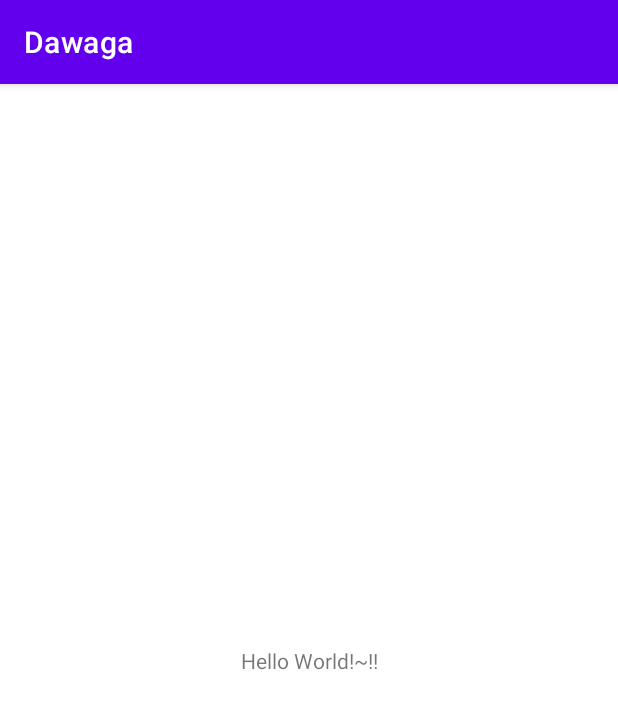
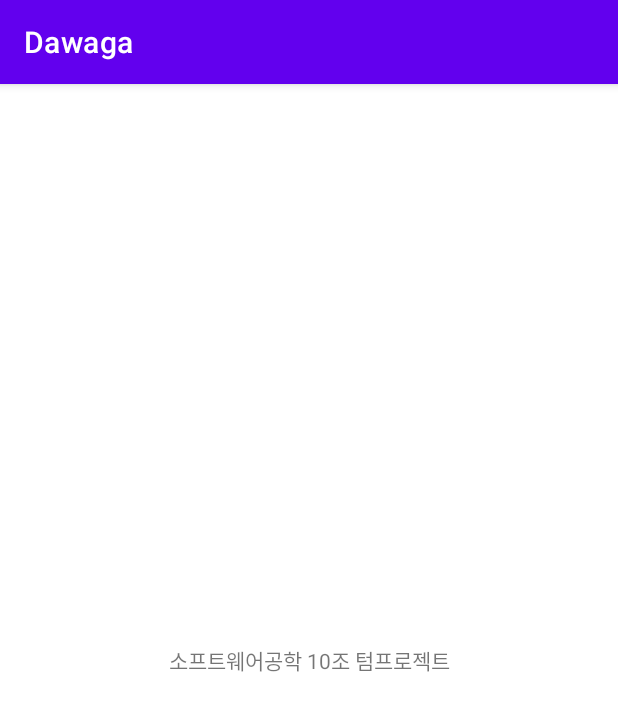
Before and after one commit to MinjaeKim1/MyPlanner, an Android app: the screen it shows after launch (MainActivity), on a phone screen of 412 x 824 dp. Shown: the top 711 px of the screen. Run offline under Robolectric (Android 15) with nearby library versions, the phone set to English and light mode, and no system bars.

Commit message:
First Test! :)

```diff
--- a/app/src/main/res/layout/activity_main.xml
+++ b/app/src/main/res/layout/activity_main.xml
@@ -9,7 +9,7 @@
     <TextView
         android:layout_width="wrap_content"
         android:layout_height="wrap_content"
-        android:text="Hello World!~!!"
+        android:text="소프트웨어공학 10조 텀프로젝트"
         app:layout_constraintBottom_toBottomOf="parent"
         app:layout_constraintLeft_toLeftOf="parent"
         app:layout_constraintRight_toRightOf="parent"
```
